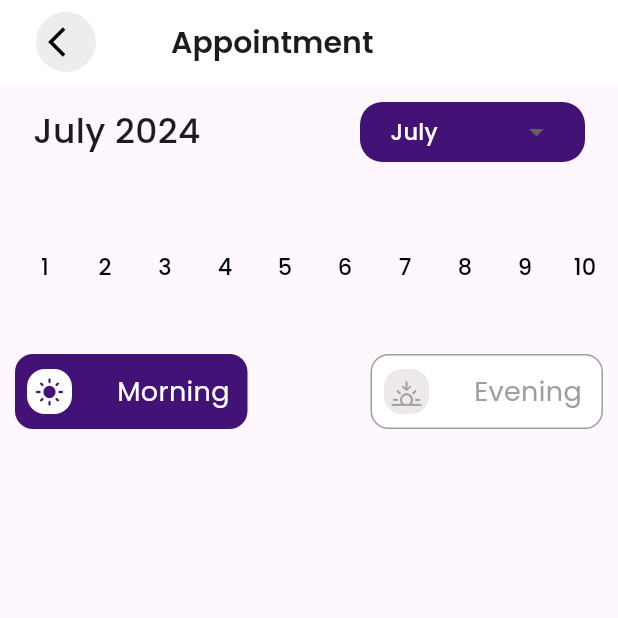
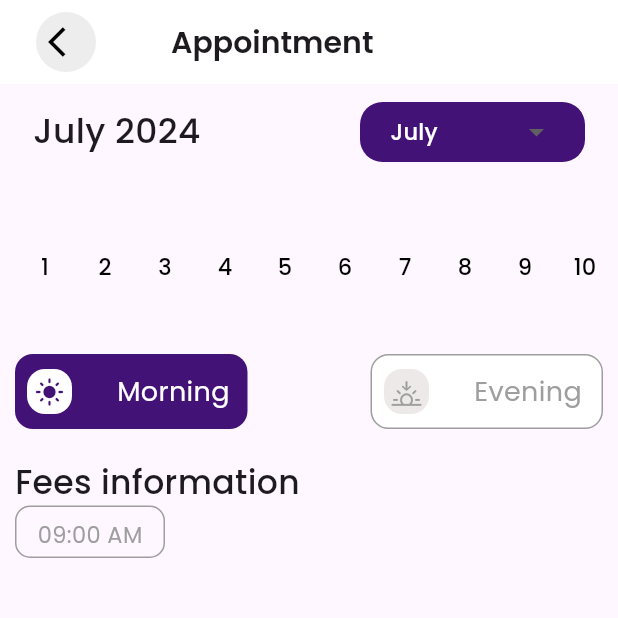
Before and after one commit to JohnGastone/Dokta-Konzo, a Flutter app: the CreateAppointment screen opened directly, on a phone screen of 412 x 824 dp, the top half of it. Run offline on Flutter 3.47's test engine with Material 3 defaults, Android fonts, the phone set to English and light mode, and no system bars; our stand-ins replace flutter_onboarding_slider, google_fonts, google_maps_flutter, permission_handler.

Commit message:
Appointment page++

```diff
--- a/lib/Pages/Appointment/Appointment.dart
+++ b/lib/Pages/Appointment/Appointment.dart
@@ -133,6 +133,33 @@ class _CreateAppointmentState extends State<CreateAppointment> {
                     ),
                   )
                 ],
+              ),
+              SizedBox(
+                height: 20,
+              ),
+              Text("Fees information",
+                  style: GoogleFonts.poppins(
+                      fontSize: 22, fontWeight: FontWeight.w500)),
+              Row(
+                children: [
+                  Container(
+                    width: 100,
+                    height: 35,
+                    decoration: BoxDecoration(
+                        borderRadius: BorderRadius.circular(10),
+                        border: Border.all(width: 1, color: Colors.grey)),
+                    child: Padding(
+                      padding: const EdgeInsets.all(8.0),
+                      child: Center(
+                        child: Text(
+                          "09:00 AM",
+                          style: GoogleFonts.poppins(
+                              fontSize: 15, color: Colors.grey),
+                        ),
+                      ),
+                    ),
+                  )
+                ],
               )
             ],
           ),
```
